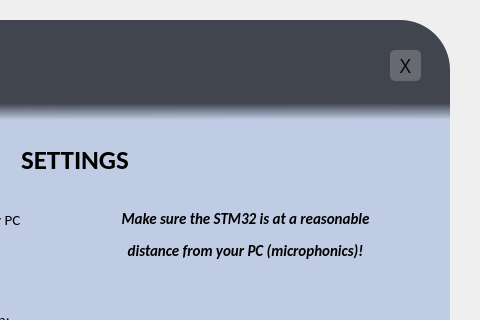
jelence1/zavrsni-rad, file BlueSTSDK_Python/blue_st_examples/params.ui: the form before one commit; both pictures show x 320 to 800 and y 0 to 320 of the 800 by 600 pixel window.
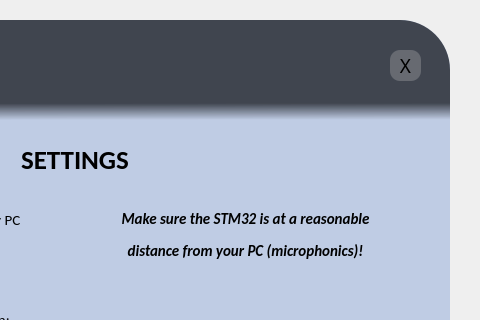
The form after the commit. Icons and pictures are not drawn.

Patch:
```diff
--- a/BlueSTSDK_Python/blue_st_examples/params.ui
+++ b/BlueSTSDK_Python/blue_st_examples/params.ui
@@ -44,8 +44,7 @@
 
 QPushButton#exitBtn {
 background-color: rgba(195, 195, 195, 0.3);
-color: rgba(10, 10, 10);
-border-radius: 5px; 
+border-radius: 10px; 
 }</string>
     </property>
     <widget class="QLabel" name="mainLabel">
```
